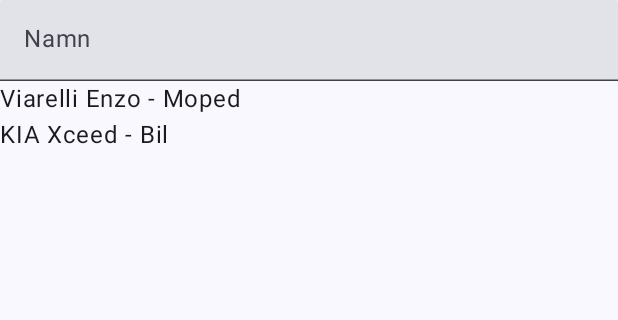
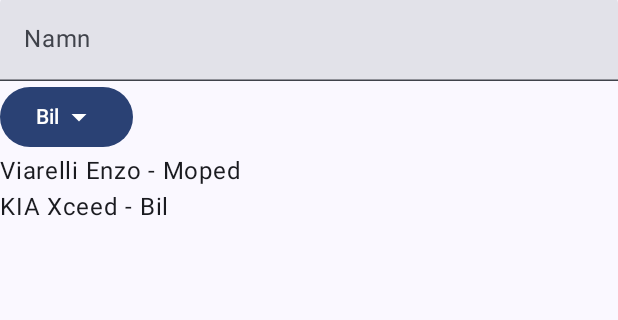
Before and after one commit to tommypstark/mina-fordon-android, an Android app built with Jetpack Compose: the screen it shows after launch (MainActivity), on a phone screen of 412 x 824 dp, the part 99-419 px from its top. Run offline under Robolectric (Android 15) with nearby library versions, the phone set to English and light mode, and no system bars.

Commit message:
Add vehicle type dropdown menu

```diff
--- a/app/src/main/java/com/example/minafordon/MainActivity.kt
+++ b/app/src/main/java/com/example/minafordon/MainActivity.kt
@@ -1,22 +1,34 @@
 package com.example.minafordon
 
+import android.R.attr.text
 import android.annotation.SuppressLint
 import android.content.res.Configuration
 import android.os.Bundle
 import androidx.activity.ComponentActivity
 import androidx.activity.compose.setContent
 import androidx.activity.enableEdgeToEdge
+import androidx.compose.foundation.layout.Box
 import androidx.compose.foundation.layout.Column
 import androidx.compose.foundation.layout.fillMaxWidth
 import androidx.compose.foundation.layout.padding
 import androidx.compose.foundation.lazy.LazyColumn
 import androidx.compose.foundation.lazy.items
+import androidx.compose.material3.Button
+import androidx.compose.material3.DropdownMenu
+import androidx.compose.material3.DropdownMenuItem
 import androidx.compose.material3.ExperimentalMaterial3Api
+import androidx.compose.material3.ExposedDropdownMenuDefaults
+import androidx.compose.material3.Icon
+import androidx.compose.material3.RadioButton
 import androidx.compose.material3.Scaffold
 import androidx.compose.material3.Text
 import androidx.compose.material3.TextField
 import androidx.compose.material3.TopAppBar
 import androidx.compose.runtime.Composable
+import androidx.compose.runtime.getValue
+import androidx.compose.runtime.mutableStateOf
+import androidx.compose.runtime.remember
+import androidx.compose.runtime.setValue
 import androidx.compose.ui.Modifier
 import androidx.compose.ui.tooling.preview.Preview
 import androidx.lifecycle.viewmodel.compose.viewModel
@@ -50,6 +62,7 @@ class MainActivity : ComponentActivity() {
 @Composable
 fun VehicleScreen(viewModel: VehicleViewModel = viewModel()) {
     val state = viewModel.uiState
+    var expanded by remember { mutableStateOf(false) }
 
     Scaffold(
         topBar = {
@@ -67,6 +80,34 @@ fun VehicleScreen(viewModel: VehicleViewModel = viewModel()) {
                 singleLine = true,
                 modifier = Modifier.fillMaxWidth()
             )
+
+            Box {
+
+                Button(
+                    onClick = { expanded = !expanded }  // för att kunna öppna/stänga menyn med samma knapp
+
+                ) {
+                    Text(state.newType)
+                    ExposedDropdownMenuDefaults.TrailingIcon(expanded = expanded)
+                }
+
+                DropdownMenu(
+                    expanded = expanded,
+                    onDismissRequest = {expanded = false}
+                ) {
+                    listOf("Bil", "Lastbil", "Moped", "Motorcykel").forEach { type ->
+                        DropdownMenuItem(
+                            text = { Text(type) },
+                            onClick = {
+                                viewModel.onNewTypeChange(type)
+                                expanded = false
+                            }
+                        )
+                    }
+
+
+                }
+            }
 
             LazyColumn {
                 items(state.vehicles) { vehicle ->
--- a/app/src/main/java/com/example/minafordon/VehicleViewModel.kt
+++ b/app/src/main/java/com/example/minafordon/VehicleViewModel.kt
@@ -7,14 +7,19 @@ import androidx.lifecycle.ViewModel
 
 data class VehicleUiState(
     val newName: String = "",
+    val newType: String = "Bil",
     val vehicles: List<Vehicle> = startVehicles
 )
 
 class VehicleViewModel : ViewModel() {
     var uiState by mutableStateOf(VehicleUiState())
         private set
-
     fun onNewNameChange(text: String) {
         uiState = uiState.copy(newName = text)
     }
+
+    fun onNewTypeChange(text: String) {
+        uiState = uiState.copy(newType = text)
+    }
+
 }
```
